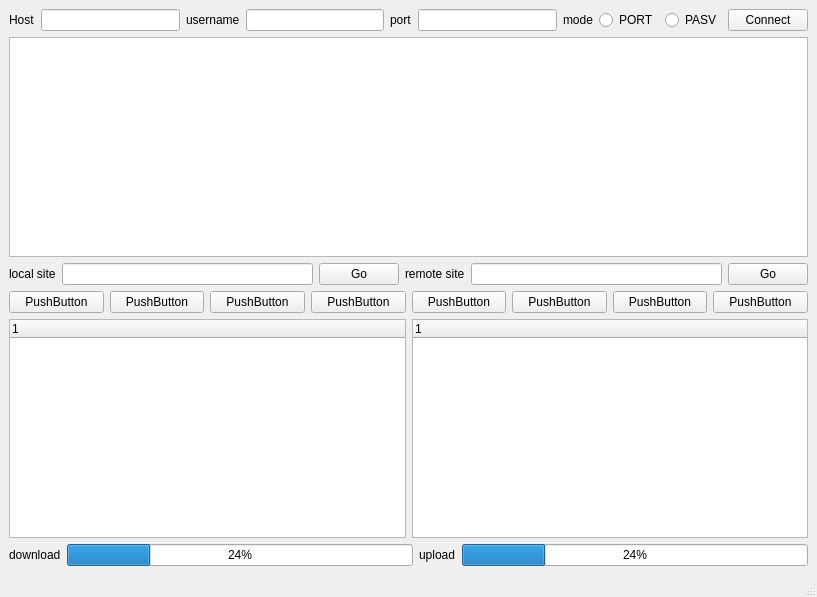
This is client/window.ui in Tokiwa-17/ftp as Qt 5 draws it before an edit. The edited form follows.
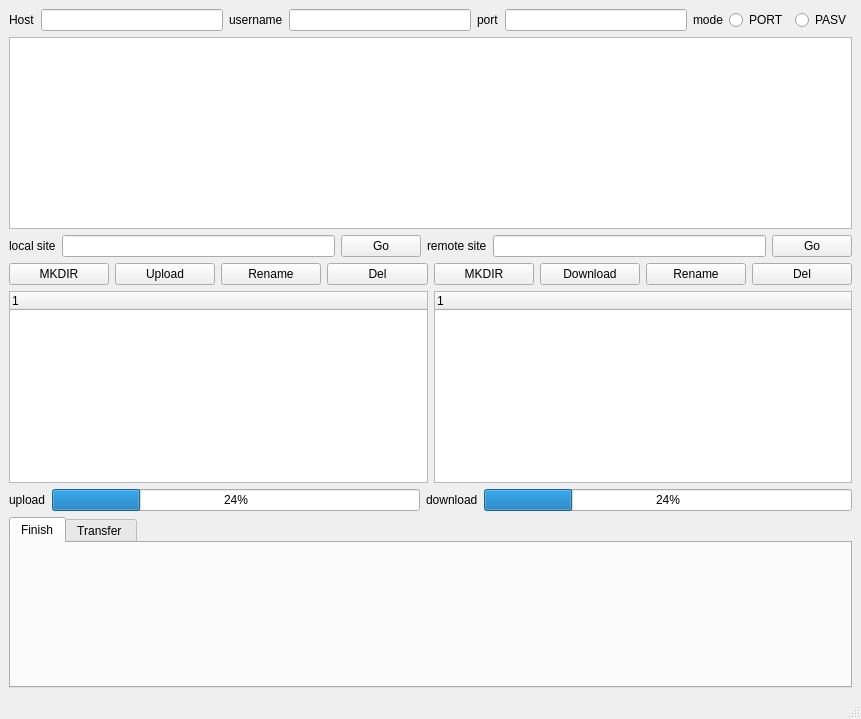
This is the edited form.

Commit message: client upload & download

Diff of the .ui file:
```diff
--- a/client/window.ui
+++ b/client/window.ui
@@ -6,8 +6,8 @@
    <rect>
     <x>0</x>
     <y>0</y>
-    <width>817</width>
-    <height>597</height>
+    <width>861</width>
+    <height>719</height>
    </rect>
   </property>
   <property name="windowTitle">
@@ -68,13 +68,6 @@
         </property>
        </widget>
       </item>
-      <item>
-       <widget class="QPushButton" name="pushButton_connect">
-        <property name="text">
-         <string>Connect</string>
-        </property>
-       </widget>
-      </item>
      </layout>
     </item>
     <item>
@@ -123,56 +116,56 @@
       <item>
        <widget class="QPushButton" name="pushButton_11">
         <property name="text">
-         <string>PushButton</string>
+         <string>MKDIR</string>
         </property>
        </widget>
       </item>
       <item>
        <widget class="QPushButton" name="pushButton_10">
         <property name="text">
-         <string>PushButton</string>
+         <string>Upload</string>
         </property>
        </widget>
       </item>
       <item>
        <widget class="QPushButton" name="pushButton_9">
         <property name="text">
-         <string>PushButton</string>
+         <string>Rename</string>
         </property>
        </widget>
       </item>
       <item>
        <widget class="QPushButton" name="pushButton_8">
         <property name="text">
-         <string>PushButton</string>
+         <string>Del</string>
         </property>
        </widget>
       </item>
       <item>
        <widget class="QPushButton" name="pushButton_7">
         <property name="text">
-         <string>PushButton</string>
+         <string>MKDIR</string>
         </property>
        </widget>
       </item>
       <item>
        <widget class="QPushButton" name="pushButton_6">
         <property name="text">
-         <string>PushButton</string>
+         <string>Download</string>
         </property>
        </widget>
       </item>
       <item>
        <widget class="QPushButton" name="pushButton_5">
         <property name="text">
-         <string>PushButton</string>
+         <string>Rename</string>
         </property>
        </widget>
       </item>
       <item>
        <widget class="QPushButton" name="pushButton_4">
         <property name="text">
-         <string>PushButton</string>
+         <string>Del</string>
         </property>
        </widget>
       </item>
@@ -202,20 +195,6 @@
     </item>
     <item>
      <layout class="QHBoxLayout" name="horizontalLayout_5">
-      <item>
-       <widget class="QLabel" name="label_download">
-        <property name="text">
-         <string>download</string>
-        </property>
-       </widget>
-      </item>
-      <item>
-       <widget class="QProgressBar" name="progressBar_download">
-        <property name="value">
-         <number>24</number>
-        </property>
-       </widget>
-      </item>
       <item>
        <widget class="QLabel" name="label_upload">
         <property name="text">
@@ -230,8 +209,61 @@
         </property>
        </widget>
       </item>
+      <item>
+       <widget class="QLabel" name="label_download">
+        <property name="text">
+         <string>download</string>
+        </property>
+       </widget>
+      </item>
+      <item>
+       <widget class="QProgressBar" name="progressBar_download">
+        <property name="value">
+         <number>24</number>
+        </property>
+       </widget>
+      </item>
      </layout>
     </item>
+    <item>
+     <widget class="QTabWidget" name="tabWidget">
+      <property name="currentIndex">
+       <number>0</number>
+      </property>
+      <widget class="QWidget" name="tab_finish">
+       <attribute name="title">
+        <string>Finish</string>
+       </attribute>
+       <widget class="QWidget" name="verticalLayoutWidget">
+        <property name="geometry">
+         <rect>
+          <x>0</x>
+          <y>0</y>
+          <width>831</width>
+          <height>81</height>
+         </rect>
+        </property>
+        <layout class="QVBoxLayout" name="verticalLayout_finish"/>
+       </widget>
+      </widget>
+      <widget class="QWidget" name="tab_transfer">
+       <attribute name="title">
+        <string>Transfer </string>
+       </attribute>
+       <widget class="QWidget" name="verticalLayoutWidget_2">
+        <property name="geometry">
+         <rect>
+          <x>0</x>
+          <y>0</y>
+          <width>841</width>
+          <height>81</height>
+         </rect>
+        </property>
+        <layout class="QVBoxLayout" name="verticalLayout_transfer"/>
+       </widget>
+      </widget>
+     </widget>
+    </item>
    </layout>
   </widget>
   <widget class="QMenuBar" name="menubar">
```
Left out of the diff: 18 changed lines with no effect on the pictures. The commit also changes 7 other files.
